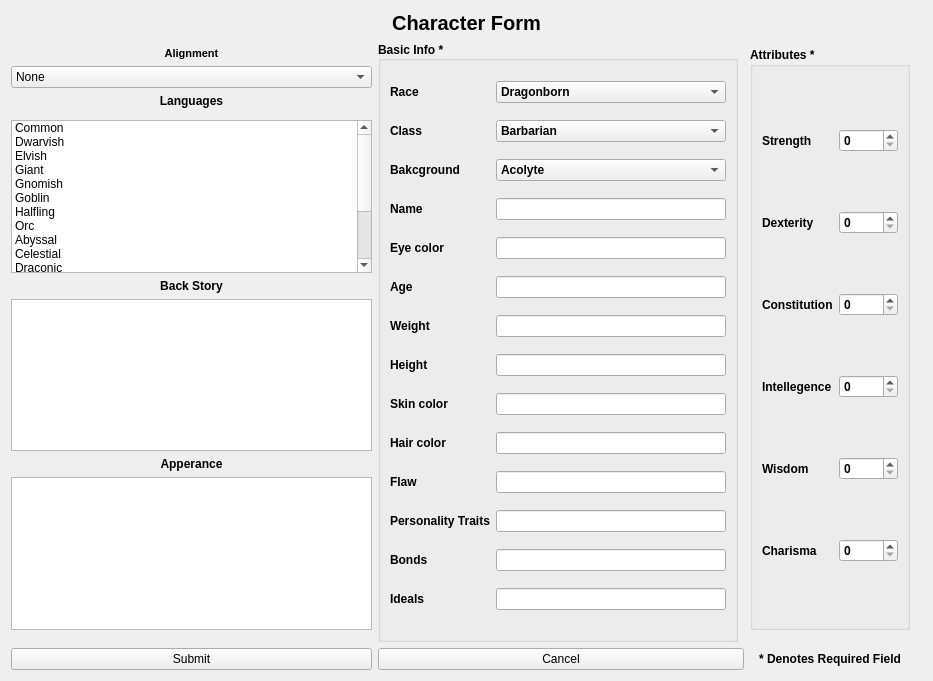
First picture: the form in forms/ui_forms/create_char_form.ui, repository ericmullally/dnd_tracker, before the edit.
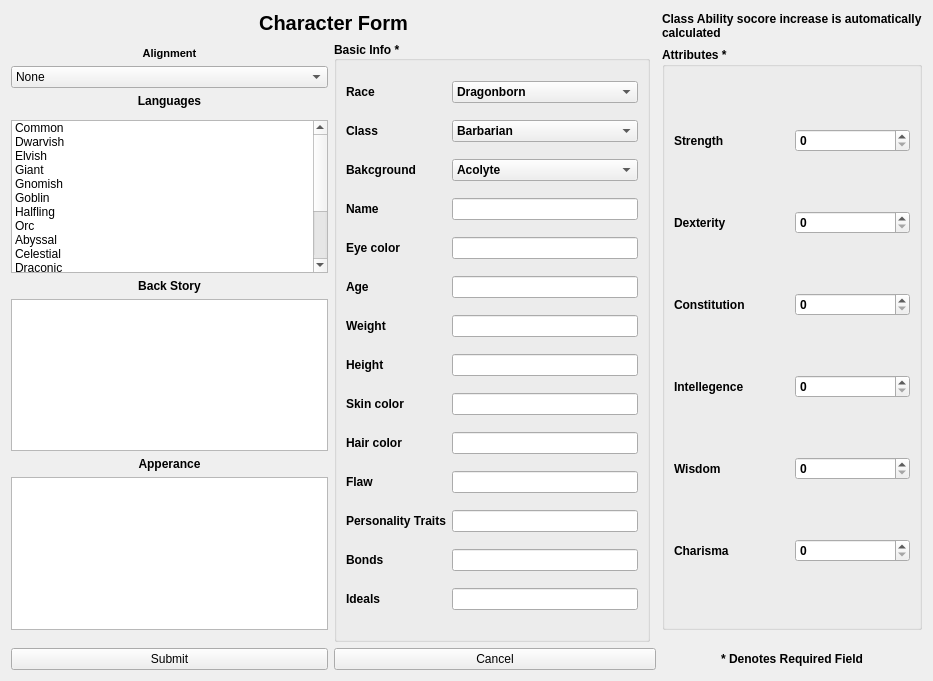
Second picture: the form after the edit.

Commit message: all character classes initialization finished. may need improvement later.

```diff
--- a/forms/ui_forms/create_char_form.ui
+++ b/forms/ui_forms/create_char_form.ui
@@ -14,23 +14,6 @@
    <string>Form</string>
   </property>
   <layout class="QGridLayout" name="gridLayout">
-   <item row="0" column="0" rowspan="4" colspan="6">
-    <widget class="QLabel" name="char_form_title">
-     <property name="font">
-      <font>
-       <pointsize>15</pointsize>
-       <weight>75</weight>
-       <bold>true</bold>
-      </font>
-     </property>
-     <property name="text">
-      <string>Character Form</string>
-     </property>
-     <property name="alignment">
-      <set>Qt::AlignCenter</set>
-     </property>
-    </widget>
-   </item>
    <item row="10" column="0">
     <widget class="QLabel" name="back_strory_label">
      <property name="font">
@@ -689,6 +672,39 @@
      </layout>
     </widget>
    </item>
+   <item row="0" column="0" rowspan="4" colspan="3">
+    <widget class="QLabel" name="char_form_title">
+     <property name="font">
+      <font>
+       <pointsize>15</pointsize>
+       <weight>75</weight>
+       <bold>true</bold>
+      </font>
+     </property>
+     <property name="text">
+      <string>Character Form</string>
+     </property>
+     <property name="alignment">
+      <set>Qt::AlignCenter</set>
+     </property>
+    </widget>
+   </item>
+   <item row="0" column="3" rowspan="5">
+    <widget class="QLabel" name="label">
+     <property name="font">
+      <font>
+       <weight>75</weight>
+       <bold>true</bold>
+      </font>
+     </property>
+     <property name="text">
+      <string>Class Ability socore increase is automatically calculated</string>
+     </property>
+     <property name="wordWrap">
+      <bool>true</bool>
+     </property>
+    </widget>
+   </item>
   </layout>
  </widget>
  <tabstops>
```
The commit also changes 36 other files.
